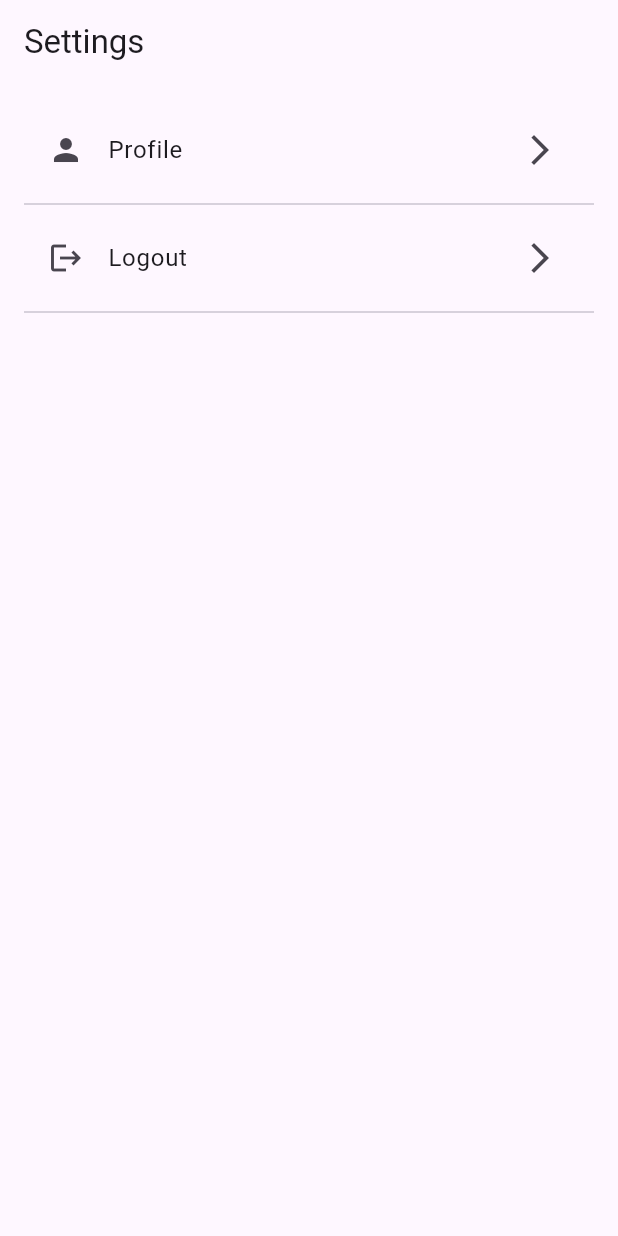
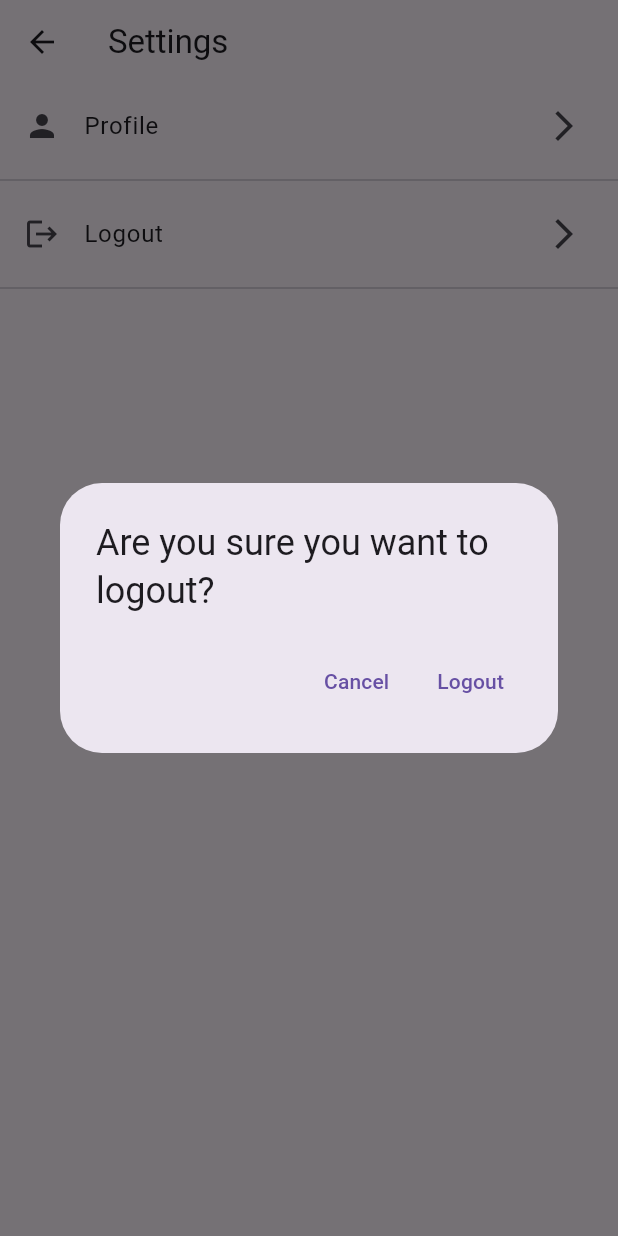
Before and after one commit to devShakib015/justus_couple, a Flutter app: the SettingsPage screen opened directly, after a tap on "Logout", on a phone screen of 412 x 824 dp. Run offline on Flutter 3.47's test engine with Material 2 defaults, Android fonts, the phone set to English and light mode, and no system bars; our stand-ins replace firebase_auth, firebase_core, flutter_easyloading, flutter_riverpod, intl_phone_number_input, pinput; accounts and stored records are empty; network calls fail.

Commit message:
UI changed a bit!

```diff
--- a/lib/views/settings/settings_page.dart
+++ b/lib/views/profile/settings_page.dart
@@ -12,7 +12,6 @@ class SettingsPage extends ConsumerWidget {
         title: const Text('Settings'),
       ),
       body: SingleChildScrollView(
-        padding: const EdgeInsets.all(16),
         child: Column(
           crossAxisAlignment: CrossAxisAlignment.stretch,
           children: [
@@ -28,7 +27,25 @@ class SettingsPage extends ConsumerWidget {
               leading: const Icon(Icons.logout),
               trailing: const Icon(Icons.arrow_forward_ios),
               onTap: () async {
-                await FirebaseAuth.instance.signOut();
+                await showDialog(
+                    context: context,
+                    builder: (context) => AlertDialog(
+                          title: const Text('Are you sure you want to logout?'),
+                          actions: [
+                            TextButton(
+                                onPressed: () => Navigator.pop(context),
+                                child: const Text('Cancel')),
+                            TextButton(
+                                onPressed: () async {
+                                  await FirebaseAuth.instance
+                                      .signOut()
+                                      .then((value) {
+                                    Navigator.pop(context);
+                                  });
+                                },
+                                child: const Text('Logout')),
+                          ],
+                        ));
               },
             ),
             const Divider(),
```
Also changed, not shown: lib/main.dart (+9 -1 lines), lib/views/profile/profile_page.dart (added, +41 -0 lines), lib/views/wrapper.dart (+5 -5 lines).
